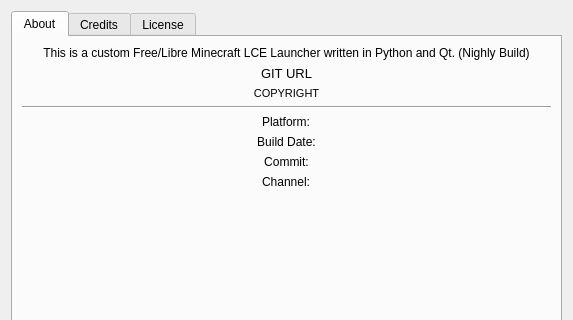
First picture: the form in src/about.ui, repository xgui4/LCE-Qt-Launcher, before the edit; both pictures show x 0 to 573 and y 120 to 440 of the 573 by 600 pixel window.
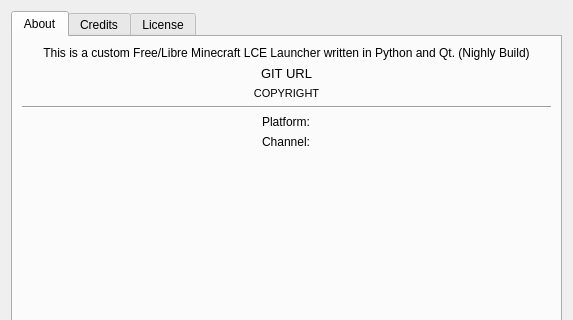
Second picture: the form after the edit. Icons and pictures are not drawn.

Diff of the .ui file:
```diff
--- a/src/about.ui
+++ b/src/about.ui
@@ -186,38 +186,6 @@
          </property>
         </widget>
        </item>
-       <item alignment="Qt::AlignmentFlag::AlignHCenter">
-        <widget class="QLabel" name="buildDateLabel">
-         <property name="cursor">
-          <cursorShape>IBeamCursor</cursorShape>
-         </property>
-         <property name="text">
-          <string>Build Date:</string>
-         </property>
-         <property name="alignment">
-          <set>Qt::AlignmentFlag::AlignCenter</set>
-         </property>
-         <property name="textInteractionFlags">
-          <set>Qt::TextInteractionFlag::TextSelectableByMouse</set>
-         </property>
-        </widget>
-       </item>
-       <item alignment="Qt::AlignmentFlag::AlignHCenter">
-        <widget class="QLabel" name="commitLabel">
-         <property name="cursor">
-          <cursorShape>IBeamCursor</cursorShape>
-         </property>
-         <property name="text">
-          <string>Commit:</string>
-         </property>
-         <property name="alignment">
-          <set>Qt::AlignmentFlag::AlignCenter</set>
-         </property>
-         <property name="textInteractionFlags">
-          <set>Qt::TextInteractionFlag::TextSelectableByMouse</set>
-         </property>
-        </widget>
-       </item>
        <item alignment="Qt::AlignmentFlag::AlignHCenter">
         <widget class="QLabel" name="channelLabel">
          <property name="cursor">
```
